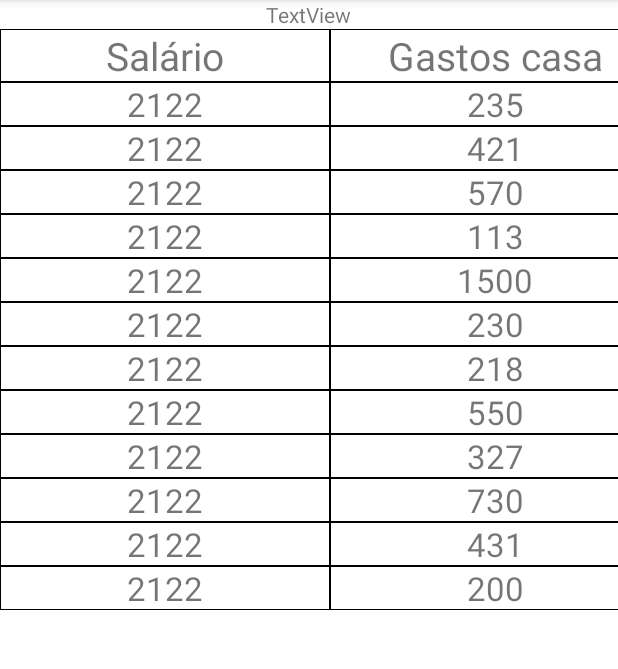
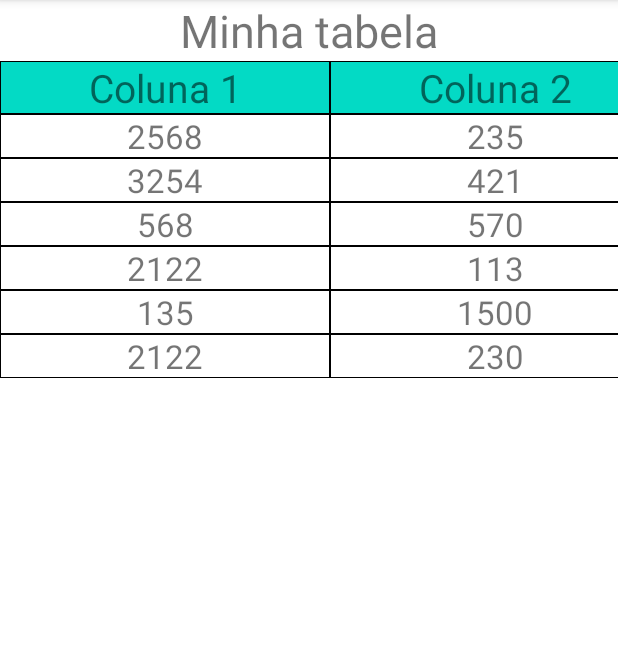
Before and after one commit to PrGoDevelopment/InformationTable_dynamic, an Android app: the screen it shows after launch (MainActivity), on a phone screen of 412 x 824 dp, the part 84-753 px from its top. Run offline under Robolectric (Android 15) with nearby library versions, the phone set to English and light mode, and no system bars.

Commit message:
Update
Ajustes e comantários

```diff
--- a/app/src/main/java/com/example/informationtable/MainActivity.java
+++ b/app/src/main/java/com/example/informationtable/MainActivity.java
@@ -18,42 +18,28 @@ public class MainActivity extends AppCompatActivity
         super.onCreate(savedInstanceState);
         setContentView(R.layout.activity_main);
 
-        // todo LOADING READERS --------------------------------------------------------------------
+        // todo CARREGANDO TÍTULOS -----------------------------------------------------------------
         List<String> headersList = new ArrayList<>();
 
-        headersList.add("Salário");
-        headersList.add("Gastos casa");
-        headersList.add("Internet");
-//        headersList.add("Teste");
-//        headersList.add("Teste2");
+        headersList.add("Coluna 1");
+        headersList.add("Coluna 2");
+        headersList.add("Coluna 3");
+        headersList.add("Coluna 4");
 
+        /** AJUSTES DO RECYCLERVIEW */
         rccl_headers = (RecyclerView) findViewById(R.id.rccl_headers);
-
         rccl_headers.setHasFixedSize(true);
         LinearLayoutManager layoutManager = new LinearLayoutManager(this);
         layoutManager.setOrientation(LinearLayoutManager.HORIZONTAL);
         rccl_headers.setLayoutManager(layoutManager);
 
-
-
-        // todo LOADING TABLE VALUES ---------------------------------------------------------------
+        // todo CARREGANDO VALORES DAS CÉLULAS DA TABELA -------------------------------------------
         String[][] tableInformations = {
-                {"2122", "2122", "2122", "2122", "2122", "2122", "2122", "2122", "2122", "2122", "2122", "2122"},
-                {"235", "421", "570", "113", "1500", "230", "218", "550", "327", "730", "431", "200"},
-                {"150", "150", "150", "150", "150", "150", "150", "150", "150", "150", "150", "150"}
+                {"2568", "3254", "568", "2122", "135", "2122"},
+                {"235", "421", "570", "113", "1500", "230"},
+                {"150", "150", "25", "48", "150", "999"},
+                {"336", "478", "7858", "789", "222", "78"}
         };
-
-
-
-        //int s = tableInformations[0].length;
-
-//        String info = "";
-//
-//        for(int i = 0; i < tableInformations[1].length; i++)
-//        {
-//            info = tableInformations[1][i];
-//        }
-
 
         /** TRANSFERE AS INFORMAÇÕES PARA O ADAPTADOR */
         /** TRANSFER THE INFORMATION TO THE ADAPTER */
--- a/app/src/main/java/com/example/informationtable/TableAdapter.java
+++ b/app/src/main/java/com/example/informationtable/TableAdapter.java
@@ -56,6 +56,7 @@ public class TableAdapter extends RecyclerView.Adapter<TableAdapter.ViewHolder>
                 tvw.setTextAlignment(View.TEXT_ALIGNMENT_CENTER);
                 tvw.setBackground(holder.itemView.getResources().getDrawable(R.drawable.border_table));
 
+                /** PARA CLICAR EM CADA CELULA */
                 int finalIndex = i;
                 tvw.setOnClickListener(new View.OnClickListener() {
                     @Override
@@ -90,7 +91,7 @@ public class TableAdapter extends RecyclerView.Adapter<TableAdapter.ViewHolder>
             txt_header = itemView.findViewById(R.id.txt_header);
             ll_mainLayoutTable = itemView.findViewById(R.id.ll_mainLayoutTable);
 
-
+            /** PARA CLICAR EM CADA COLUNA, ATRAVÉZ DOS TÍTULOS */
             itemView.setOnClickListener(new View.OnClickListener() {
                 @Override
                 public void onClick(View view) {
--- a/app/src/main/res/drawable/border_table.xml
+++ b/app/src/main/res/drawable/border_table.xml
@@ -4,7 +4,5 @@
     <!-- <solid android:color="#00000000" /> -->
     <!-- use this for a background colour -->
     <solid android:color="#00000000" />
-    <stroke android:width="0.5dp" android:color="@color/black" />
-
-<!--    <corners android:radius="10dp"/>-->
+    <stroke android:width="0.6dp" android:color="@color/black" />
 </shape>
--- a/app/src/main/res/layout/activity_main.xml
+++ b/app/src/main/res/layout/activity_main.xml
@@ -21,7 +21,9 @@
                             android:id="@+id/textView2"
                             android:layout_width="wrap_content"
                             android:layout_height="wrap_content"
-                            android:text="TextView" />
+                            android:text="Minha tabela"
+                            android:textSize="30sp"
+                            tools:ignore="HardcodedText" />
                 </LinearLayout>
 
             <ScrollView
@@ -30,7 +32,7 @@
 
                 <LinearLayout
                     android:layout_width="match_parent"
-                    android:layout_height="match_parent"
+                    android:layout_height="wrap_content"
                     android:orientation="vertical">
 
                         <LinearLayout
@@ -42,7 +44,7 @@
                                     android:id="@+id/rccl_headers"
                                     android:layout_width="wrap_content"
                                     android:layout_height="wrap_content"
-                                    android:orientation="horizontal"/>
+                                    android:orientation="horizontal" />
 
                         </LinearLayout>
 
--- a/app/src/main/res/layout/design_table.xml
+++ b/app/src/main/res/layout/design_table.xml
@@ -1,5 +1,6 @@
 <?xml version="1.0" encoding="utf-8"?>
 <RelativeLayout xmlns:android="http://schemas.android.com/apk/res/android"
+    xmlns:tools="http://schemas.android.com/tools"
     android:layout_width="wrap_content"
     android:layout_height="wrap_content"
     android:id="@+id/rl_main">
@@ -17,8 +18,10 @@
             android:layout_height="wrap_content"
             android:text="Title"
             android:textSize="26sp"
-            android:background="@drawable/border_table"
-            android:textAlignment="center"/>
+            android:background="@color/teal_200"
+            android:foreground="@drawable/border_table"
+            android:textAlignment="center"
+            tools:ignore="HardcodedText,UnusedAttribute" />
 
     </LinearLayout>
 
```
